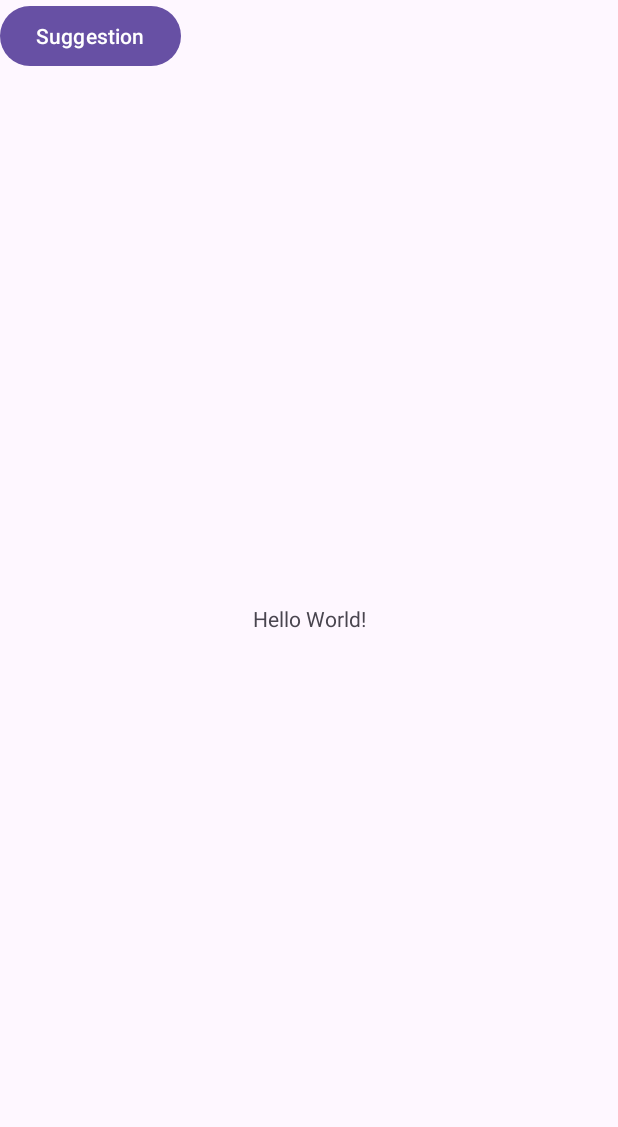
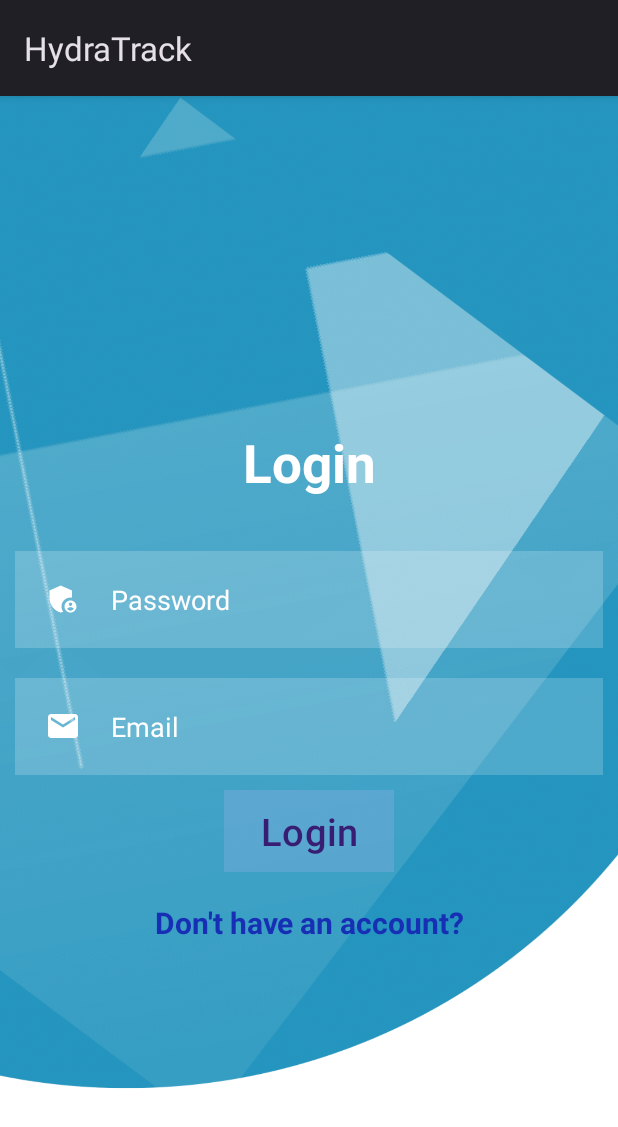
Before and after one commit to Ettalissimo/HydraTrack, an Android app: the screen it shows after launch (MainActivity before the commit, Login after it), on a phone screen of 412 x 824 dp. Shown: the top 1127 px of the screen. Run offline under Robolectric (Android 15) with nearby library versions, the light colour scheme and no system bars; our stand-ins replace Firebase (no records; nobody signed in at launch, a user with empty details on screens opened directly).

Commit message:
Implementation du login et l'authentification

```diff
--- a/app/build.gradle.kts
+++ b/app/build.gradle.kts
@@ -1,5 +1,6 @@
 plugins {
     id("com.android.application")
+    id("com.google.gms.google-services")
 }
 
 android {
@@ -36,6 +37,7 @@ dependencies {
     implementation("androidx.appcompat:appcompat:1.6.1")
     implementation("com.google.android.material:material:1.11.0")
     implementation("androidx.constraintlayout:constraintlayout:2.1.4")
+    implementation("com.google.firebase:firebase-auth:22.3.1")
     testImplementation("junit:junit:4.13.2")
     androidTestImplementation("androidx.test.ext:junit:1.1.5")
     androidTestImplementation("androidx.test.espresso:espresso-core:3.5.1")
--- /dev/null
+++ b/app/src/main/java/com/example/hydratrack/Login.java
@@ -0,0 +1,107 @@
+package com.example.hydratrack;
+
+import static android.content.ContentValues.TAG;
+
+import androidx.annotation.NonNull;
+import androidx.appcompat.app.AppCompatActivity;
+
+import android.content.Intent;
+import android.os.Bundle;
+import android.text.TextUtils;
+import android.util.Log;
+import android.view.View;
+import android.widget.Button;
+import android.widget.EditText;
+import android.widget.ProgressBar;
+import android.widget.TextView;
+import android.widget.Toast;
+
+import com.google.android.gms.tasks.OnCompleteListener;
+import com.google.android.gms.tasks.Task;
+import com.google.firebase.auth.AuthResult;
+import com.google.firebase.auth.FirebaseAuth;
+import com.google.firebase.auth.FirebaseUser;
+
+public class Login extends AppCompatActivity {
+    EditText editTextemail ,editTextPassword ;
+    Button buttonLog ;
+
+    FirebaseAuth mAuth ;
+
+    TextView textView ;
+    ProgressBar progressBar ;
+
+
+    @Override
+    public void onStart() {
+        super.onStart();
+        // Check if user is signed in (non-null) and update UI accordingly.
+        FirebaseUser currentUser = mAuth.getCurrentUser();
+        if(currentUser != null){
+            Intent intent = new Intent(getApplicationContext(), MainActivity.class) ;
+            startActivity(intent);
+            finish();
+        }
+    }
+    @Override
+    protected void onCreate(Bundle savedInstanceState) {
+        super.onCreate(savedInstanceState);
+        setContentView(R.layout.activity_login);
+        mAuth = FirebaseAuth.getInstance();
+        editTextemail = findViewById(R.id.email);
+        editTextPassword = findViewById(R.id.password);
+        buttonLog = findViewById(R.id.loginbtn);
+        progressBar = findViewById(R.id.progressBar);
+        textView = findViewById(R.id.registerNow);
+
+        textView.setOnClickListener(new View.OnClickListener() {
+            @Override
+            public void onClick(View v) {
+                Intent intent = new Intent(getApplicationContext(), Login.class);
+                startActivity(intent);
+                finish();
+            }
+        });
+
+        buttonLog.setOnClickListener(new View.OnClickListener() {
+            @Override
+            public void onClick(View v) {
+                String email , password ;
+
+                progressBar.setVisibility(View.VISIBLE);
+
+                email = String.valueOf(editTextemail.getText()) ;
+
+                password = String.valueOf(editTextPassword.getText());
+
+                if (TextUtils.isEmpty(email)){
+                    Toast.makeText(Login.this, "Enter Email", Toast.LENGTH_SHORT).show();
+                    return;
+                }
+
+                if (TextUtils.isEmpty(password)){
+                    Toast.makeText(Login.this, "Enter Password", Toast.LENGTH_SHORT).show();
+                    return;
+                }
+
+                mAuth.signInWithEmailAndPassword(email, password)
+                        .addOnCompleteListener(new OnCompleteListener<AuthResult>() {
+                            @Override
+                            public void onComplete(@NonNull Task<AuthResult> task) {
+                                progressBar.setVisibility(View.GONE);
+
+                                if (task.isSuccessful()) {
+                                    Toast.makeText(getApplicationContext(), "Login Successful" , Toast.LENGTH_SHORT).show();
+                                    Intent intent = new Intent(getApplicationContext(), MainActivity.class) ;
+                                    startActivity(intent);
+                                    finish();
+                                } else {
+                                    Toast.makeText(Login.this, "Authentication failed.",
+                                            Toast.LENGTH_SHORT).show();
+                                }
+                            }
+                        });
+            }
+        });
+    }
+}
--- /dev/null
+++ b/app/src/main/res/layout/activity_login.xml
@@ -0,0 +1,89 @@
+<?xml version="1.0" encoding="utf-8"?>
+<LinearLayout xmlns:android="http://schemas.android.com/apk/res/android"
+    xmlns:app="http://schemas.android.com/apk/res-auto"
+    xmlns:tools="http://schemas.android.com/tools"
+    android:layout_width="match_parent"
+    android:layout_height="match_parent"
+    android:background="@drawable/background_2"
+    android:gravity="center"
+    android:orientation="vertical"
+    tools:context=".Login">
+
+    <?xml version="1.0" encoding="utf-8"?>
+
+    <TextView
+        android:id="@+id/login"
+        android:layout_width="match_parent"
+        android:layout_height="wrap_content"
+        android:layout_margin="25dp"
+        android:gravity="center"
+        android:text="@string/login"
+        android:textColor="@color/white"
+        android:textSize="35dp"
+        android:textStyle="bold"
+        tools:layout_editor_absoluteX="161dp"
+        tools:layout_editor_absoluteY="105dp" />
+
+    <EditText
+        android:id="@+id/password"
+        android:layout_width="match_parent"
+        android:layout_height="wrap_content"
+        android:layout_below="@id/email"
+        android:layout_margin="10dp"
+        android:background="#30ffffff"
+        android:drawableLeft="@drawable/baseline_admin_panel_settings_24"
+        android:drawablePadding="20dp"
+        android:hint="@string/password"
+        android:padding="20dp"
+        android:textColor="@color/white"
+        android:textColorHint="@color/white"
+        tools:layout_editor_absoluteX="10dp"
+        tools:layout_editor_absoluteY="327dp" />
+
+    <EditText
+        android:id="@+id/email"
+        android:layout_width="match_parent"
+        android:layout_height="wrap_content"
+        android:layout_below="@id/username"
+        android:layout_margin="10dp"
+        android:background="#30ffffff"
+        android:drawableLeft="@drawable/baseline_email_24"
+        android:drawablePadding="20dp"
+        android:hint="@string/email"
+        android:padding="20dp"
+        android:textColor="@color/white"
+        android:textColorHint="@color/white"
+        tools:layout_editor_absoluteX="10dp"
+        tools:layout_editor_absoluteY="252dp" />
+
+    <ProgressBar
+        android:id="@+id/progressBar"
+        android:layout_width="wrap_content"
+        android:layout_height="match_parent"
+        android:visibility="gone" />
+
+    <com.google.android.material.button.MaterialButton
+        android:id="@+id/loginbtn"
+        android:layout_width="wrap_content"
+        android:layout_height="wrap_content"
+        android:background="#302596be"
+        android:backgroundTint="@color/design_default_color_primary"
+        android:elevation="30dp"
+        android:text="Login"
+        android:textSize="25dp"
+        tools:layout_editor_absoluteX="134dp"
+        tools:layout_editor_absoluteY="497dp" />
+
+    <TextView
+        android:textStyle="bold"
+        android:textSize="20sp"
+        android:gravity="center"
+        android:layout_marginTop="20dp"
+        android:id="@+id/registerNow"
+        android:textColor="#172FB4"
+        android:text="@string/don_t_have_an_account"
+        android:layout_width="match_parent"
+        android:layout_height="wrap_content" />
+
+
+</LinearLayout>
--- a/app/src/main/res/values/strings.xml
+++ b/app/src/main/res/values/strings.xml
@@ -1,3 +1,11 @@
 <resources>
     <string name="app_name">HydraTrack</string>
+    <string name="username">Username</string>
+    <string name="login">Login</string>
+    <string name="password">Password</string>
+    <string name="email">Email</string>
+    <string name="click_to_login">Click to Login</string>
+    <string name="already_have_an_account">Already have an account?</string>
+    <string name="don_t_have_an_account">Don\'t have an account?</string>
+    <string name="_0">0</string>
 </resources>
--- a/build.gradle.kts
+++ b/build.gradle.kts
@@ -1,3 +1,8 @@
+buildscript {
+    dependencies {
+        classpath("com.google.gms:google-services:4.4.1")
+    }
+}
 // Top-level build file where you can add configuration options common to all sub-projects/modules.
 plugins {
     id("com.android.application") version "8.2.2" apply false
```
Also changed, not shown: app/src/main/AndroidManifest.xml (+15 -3 lines), app/src/main/java/com/example/hydratrack/DataForm.java (added, +14 -0 lines), app/src/main/java/com/example/hydratrack/MainActivity.java (+19 -0 lines), app/src/main/java/com/example/hydratrack/Registration.java (added, +100 -0 lines), app/src/main/res/drawable/button_background.xml (added, +23 -0 lines), app/src/main/res/drawable/custom_progress_bar.xml (added, +9 -0 lines), app/src/main/res/drawable/custom_progress_bar_drawable.xml (added, +15 -0 lines), app/src/main/res/layout/activity_data_form.xml (added, +136 -0 lines), app/src/main/res/layout/activity_registration.xml (added, +103 -0 lines), app/src/main/res/layout/register.xml (deleted, +0 -75 lines).
